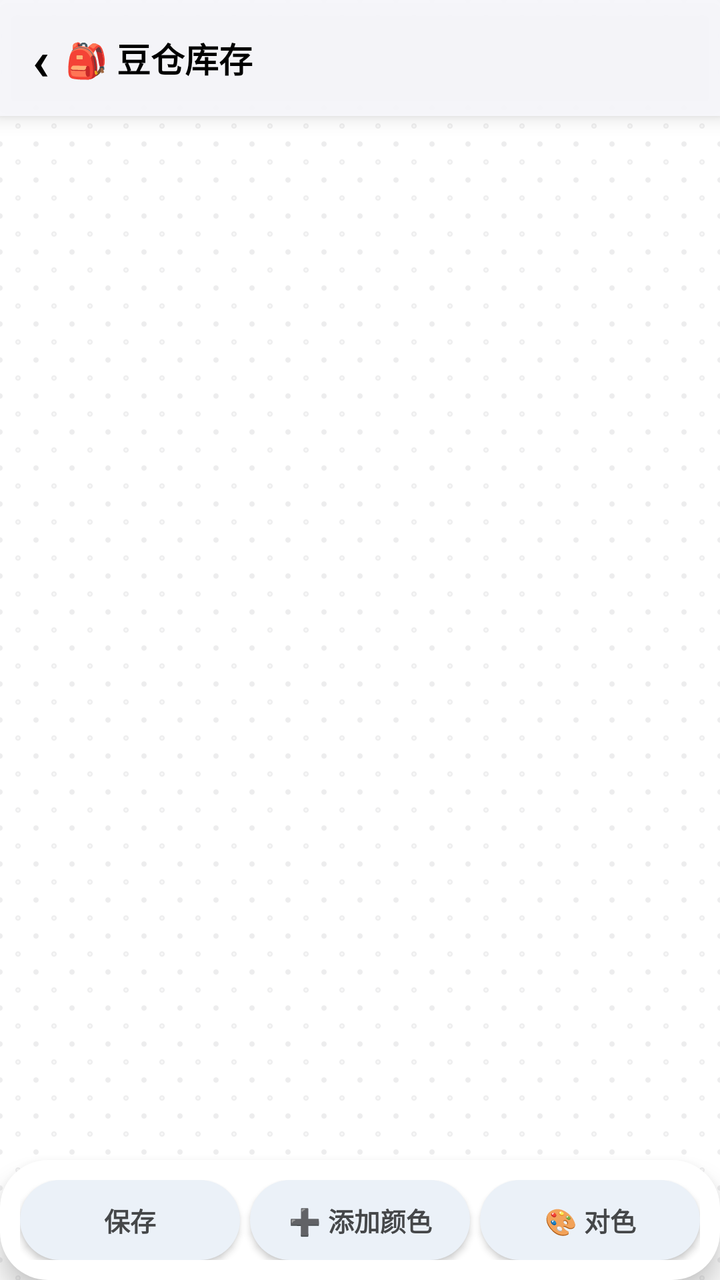
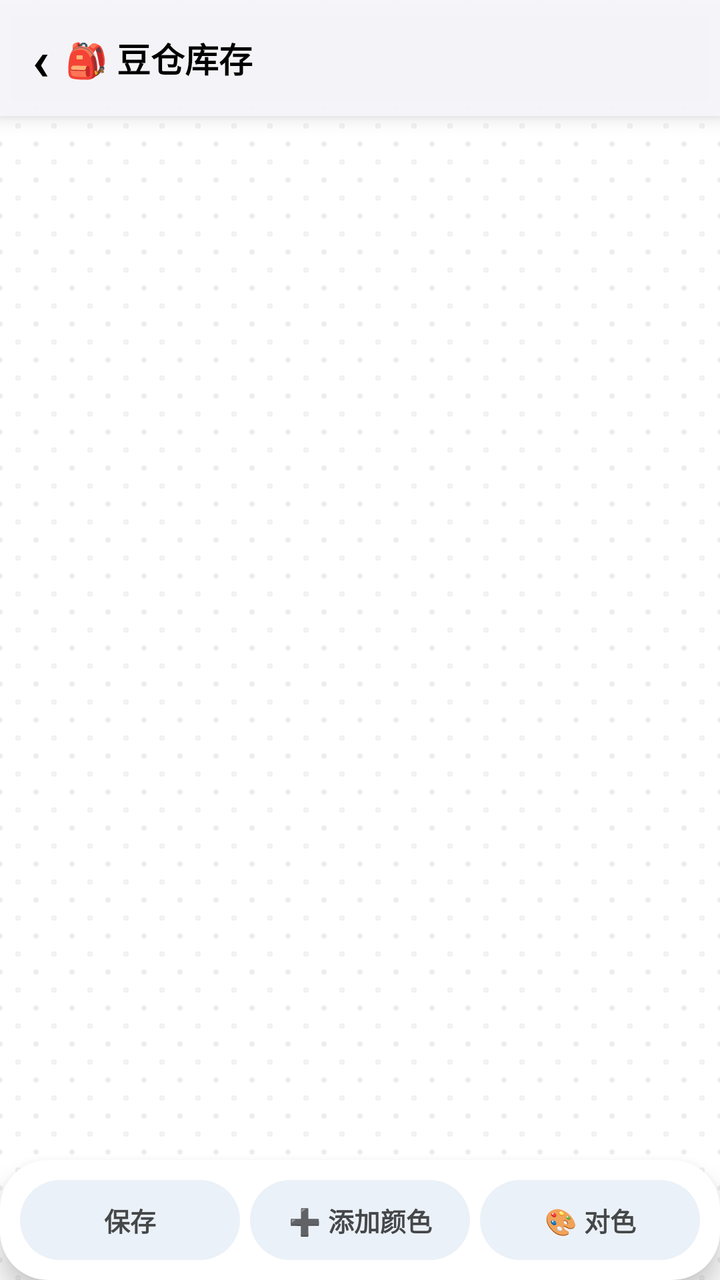

Two renders of the same Android screen: before a commit and after it. Below are the layout's source before the change and the commit's diff.
<!-- AndroidManifest.xml: application theme AppTheme -->
<!-- res/layout/activity_inventory.xml -->
<?xml version="1.0" encoding="utf-8"?>
<LinearLayout xmlns:android="http://schemas.android.com/apk/res/android"
    android:layout_width="match_parent"
    android:layout_height="match_parent"
    android:background="@drawable/bg_pegboard"
    android:orientation="vertical">

    <LinearLayout
        android:layout_width="match_parent"
        android:layout_height="58dp"
        android:background="@drawable/bg_header"
        android:elevation="6dp"
        android:gravity="center_vertical"
        android:orientation="horizontal">

        <TextView
            android:id="@+id/btnBack"
            android:layout_width="wrap_content"
            android:layout_height="match_parent"
            android:clickable="true"
            android:focusable="true"
            android:gravity="center"
            android:paddingStart="16dp"
            android:paddingEnd="8dp"
            android:text="‹"
            android:textColor="?attr/textMain"
            android:textSize="28sp"
            android:textStyle="bold" />

        <TextView
            android:layout_width="0dp"
            android:layout_height="wrap_content"
            android:layout_weight="1"
            android:text="@string/inv_page_title"
            android:textColor="?attr/textMain"
            android:textSize="17sp"
            android:textStyle="bold" />

        <TextView
            android:id="@+id/tvCount"
            android:layout_width="wrap_content"
            android:layout_height="wrap_content"
            android:paddingEnd="16dp"
            android:textColor="?attr/textSub"
            android:textSize="13sp" />
    </LinearLayout>

    <ListView
        android:id="@+id/lvInventory"
        android:layout_width="match_parent"
        android:layout_height="0dp"
        android:layout_weight="1"
        android:clipToPadding="false"
        android:divider="@null"
        android:dividerHeight="0dp"
        android:listSelector="@android:color/transparent"
        android:padding="12dp"
        android:scrollbars="none" />

    <LinearLayout
        android:layout_width="match_parent"
        android:layout_height="wrap_content"
        android:background="@drawable/bg_card"
        android:elevation="8dp"
        android:gravity="center"
        android:orientation="horizontal"
        android:padding="10dp">

        <TextView
            android:id="@+id/btnInvSave"
            android:layout_width="0dp"
            android:layout_height="40dp"
            android:layout_marginEnd="5dp"
            android:layout_weight="1"
            android:background="@drawable/bg_chip"
            android:clickable="true"
            android:elevation="2dp"
            android:focusable="true"
            android:gravity="center"
            android:text="@string/btn_save"
            android:textColor="?attr/text_chip"
            android:textSize="13sp"
            android:textStyle="bold" />

        <TextView
            android:id="@+id/btnInvAdd"
            android:layout_width="0dp"
            android:layout_height="40dp"
            android:layout_marginEnd="5dp"
            android:layout_weight="1"
            android:background="@drawable/bg_chip"
            android:clickable="true"
            android:elevation="2dp"
            android:focusable="true"
            android:gravity="center"
            android:text="@string/btn_add_color"
            android:textColor="?attr/text_chip"
            android:textSize="13sp"
            android:textStyle="bold" />

        <TextView
            android:id="@+id/btnInvMatch"
            android:layout_width="0dp"
            android:layout_height="40dp"
            android:layout_weight="1"
            android:background="@drawable/bg_chip"
            android:clickable="true"
            android:elevation="2dp"
            android:focusable="true"
            android:gravity="center"
            android:text="@string/match_btn"
            android:textColor="?attr/text_chip"
            android:textSize="13sp"
            android:textStyle="bold" />
    </LinearLayout>
</LinearLayout>
<!-- resources referenced by this layout -->
<resources>
  <!-- drawable bg_card (drawable) -->
  <?xml version="1.0" encoding="utf-8"?>
  <shape xmlns:android="http://schemas.android.com/apk/res/android"
      android:shape="rectangle">
      <solid android:color="?attr/colorSurface" />
      <corners android:radius="24dp" />
  </shape>
  <!-- drawable bg_header (drawable) -->
  <?xml version="1.0" encoding="utf-8"?>
  <shape xmlns:android="http://schemas.android.com/apk/res/android"
      android:shape="rectangle">
      <solid android:color="@color/headerBg" />
  </shape>
  <!-- drawable bg_pegboard (drawable) -->
  <?xml version="1.0" encoding="utf-8"?>
  <layer-list xmlns:android="http://schemas.android.com/apk/res/android">
      <item android:drawable="?attr/bg" />
      <item>
          <bitmap xmlns:android="http://schemas.android.com/apk/res/android"
              android:src="@drawable/tile_pegboard"
              android:tileModeX="repeat"
              android:tileModeY="repeat" />
      </item>
  </layer-list>
  <string name="btn_add_color">➕ 添加颜色</string>
  <string name="btn_save">保存</string>
  <string name="inv_page_title">🎒 豆仓库存</string>
  <string name="match_btn">🎨 对色</string>
  <color name="headerBg">#F2F7F7FB</color>
  <color name="primary">#6750A4</color>
  <color name="bg">#FEF7FF</color>
  <style name="M3WindowAnim">
          <item name="android:activityOpenEnterAnimation">@anim/m3_open_enter</item>
          <item name="android:activityOpenExitAnimation">@anim/m3_open_exit</item>
          <item name="android:activityCloseEnterAnimation">@anim/m3_close_enter</item>
          <item name="android:activityCloseExitAnimation">@anim/m3_close_exit</item>
          <item name="android:taskOpenEnterAnimation">@anim/m3_open_enter</item>
          <item name="android:taskOpenExitAnimation">@anim/m3_open_exit</item>
          <item name="android:taskCloseEnterAnimation">@anim/m3_close_enter</item>
          <item name="android:taskCloseExitAnimation">@anim/m3_close_exit</item>
      </style>
  <style name="CandyAlertDialog" parent="CandyTokens">
          <item name="android:windowBackground">@drawable/bg_dialog</item>
      </style>
  <color name="textMain">#1D1B20</color>
  <color name="textPrimary">#1D1B20</color>
  <color name="textSub">#49454F</color>
  <color name="textSecondary">#6B6577</color>
  <color name="colorPrimary">#6750A4</color>
  <color name="onPrimary">#FFFFFF</color>
  <color name="primaryContainer">#EADDFF</color>
  <color name="tertiaryContainer">#D9F5E8</color>
  <color name="onPrimaryContainer">#21005D</color>
  <color name="onPrimaryContainerDim">#BF21005D</color>
  <color name="colorSurface">#F3EFF9</color>
  <color name="surfaceContainerLow">#F7F2FA</color>
  <color name="secondaryContainer">#E8DEF8</color>
  <color name="onSecondaryContainer">#1D192B</color>
  <color name="subsurface">#ECE6F0</color>
  <color name="line">#CAC4D0</color>
  <color name="colorStroke">#E2D9F0</color>
  <color name="card">#FFFFFF</color>
  <!-- drawable bg_dialog (drawable) -->
  <?xml version="1.0" encoding="utf-8"?>
  <shape xmlns:android="http://schemas.android.com/apk/res/android"
      android:shape="rectangle">
      <solid android:color="?attr/card" />
      <corners android:radius="28dp" />
  </shape>
  <style name="M3DialogTextButton" parent="android:Widget.Material.Light.Button.Borderless.Colored">
          <item name="android:textSize">14sp</item>
          <item name="android:textStyle">bold</item>
          <item name="android:minWidth">64dp</item>
          <item name="android:minHeight">48dp</item>
          <item name="android:textAllCaps">false</item>
          <item name="android:background">?android:attr/selectableItemBackgroundBorderless</item>
      </style>
  <!-- unchanged entries left out for length: 4 -->
</resources>

<!-- the commit's change to res/layout/activity_inventory.xml (unified diff, before → after) -->
@@ -74,7 +74,7 @@
             android:layout_weight="1"
             android:background="@drawable/bg_chip"
             android:clickable="true"
-            android:elevation="2dp"
+
             android:focusable="true"
             android:gravity="center"
             android:text="@string/btn_save"
@@ -90,7 +90,7 @@
             android:layout_weight="1"
             android:background="@drawable/bg_chip"
             android:clickable="true"
-            android:elevation="2dp"
+
             android:focusable="true"
             android:gravity="center"
             android:text="@string/btn_add_color"
@@ -105,7 +105,7 @@
             android:layout_weight="1"
             android:background="@drawable/bg_chip"
             android:clickable="true"
-            android:elevation="2dp"
+
             android:focusable="true"
             android:gravity="center"
             android:text="@string/match_btn"
